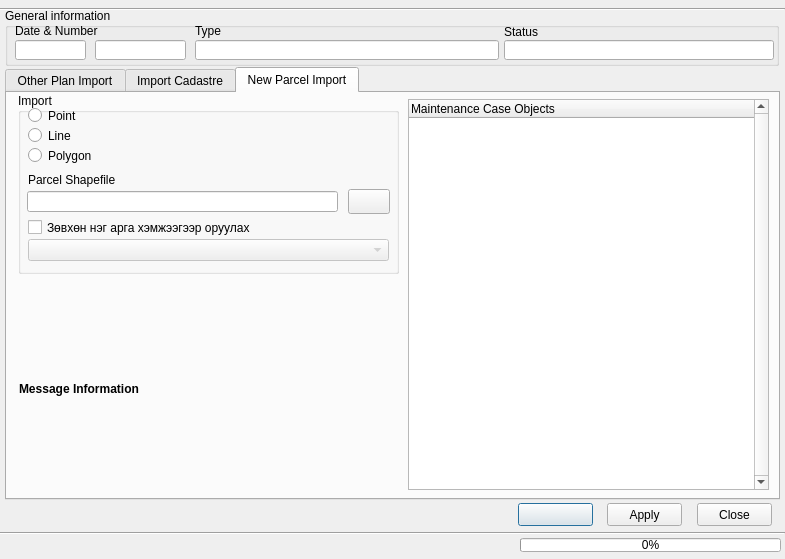
This is view/PlanCaseDialog.ui in teamlm2/lm2_mgis as Qt 5 draws it before an edit. The edited form follows.
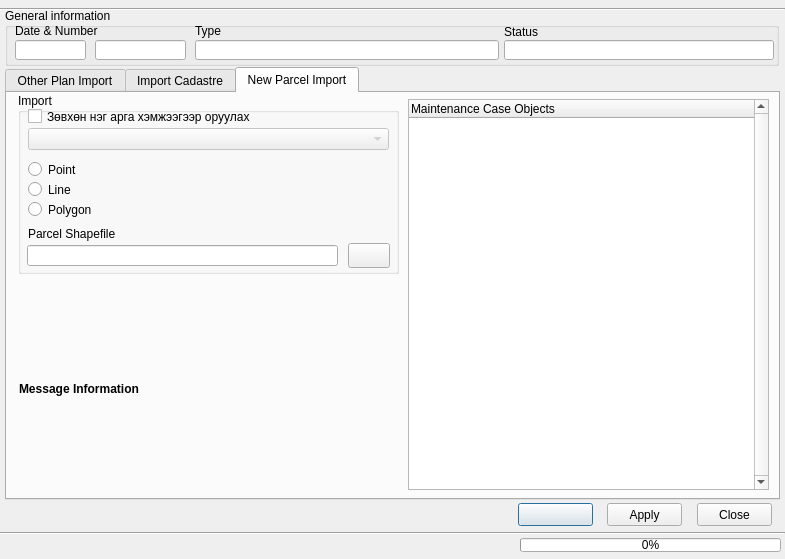
This is the edited form. Icons and pictures are not drawn.

Commit message: 2019-08-09 office udur

Patch:
```diff
--- a/view/PlanCaseDialog.ui
+++ b/view/PlanCaseDialog.ui
@@ -835,7 +835,7 @@
       <property name="geometry">
        <rect>
         <x>9</x>
-        <y>98</y>
+        <y>152</y>
         <width>311</width>
         <height>21</height>
        </rect>
@@ -848,7 +848,7 @@
       <property name="geometry">
        <rect>
         <x>10</x>
-        <y>79</y>
+        <y>133</y>
         <width>311</width>
         <height>16</height>
        </rect>
@@ -861,7 +861,7 @@
       <property name="geometry">
        <rect>
         <x>330</x>
-        <y>96</y>
+        <y>150</y>
         <width>42</width>
         <height>25</height>
        </rect>
@@ -878,7 +878,7 @@
       <property name="geometry">
        <rect>
         <x>10</x>
-        <y>14</y>
+        <y>68</y>
         <width>82</width>
         <height>17</height>
        </rect>
@@ -891,7 +891,7 @@
       <property name="geometry">
        <rect>
         <x>10</x>
-        <y>34</y>
+        <y>88</y>
         <width>82</width>
         <height>17</height>
        </rect>
@@ -907,7 +907,7 @@
       <property name="geometry">
        <rect>
         <x>10</x>
-        <y>54</y>
+        <y>108</y>
         <width>82</width>
         <height>17</height>
        </rect>
@@ -923,7 +923,7 @@
       <property name="geometry">
        <rect>
         <x>10</x>
-        <y>146</y>
+        <y>35</y>
         <width>361</width>
         <height>22</height>
        </rect>
@@ -936,7 +936,7 @@
       <property name="geometry">
        <rect>
         <x>10</x>
-        <y>126</y>
+        <y>15</y>
         <width>361</width>
         <height>17</height>
        </rect>
```
The commit also changes 2 other files.
